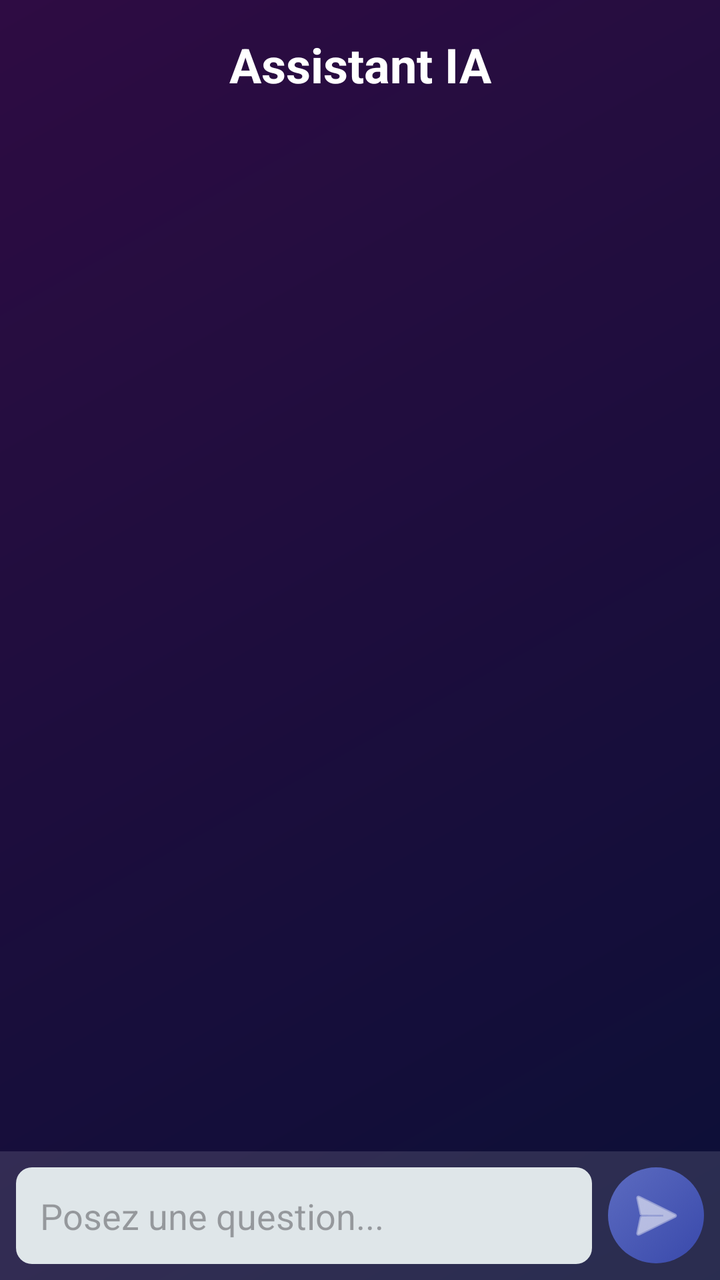
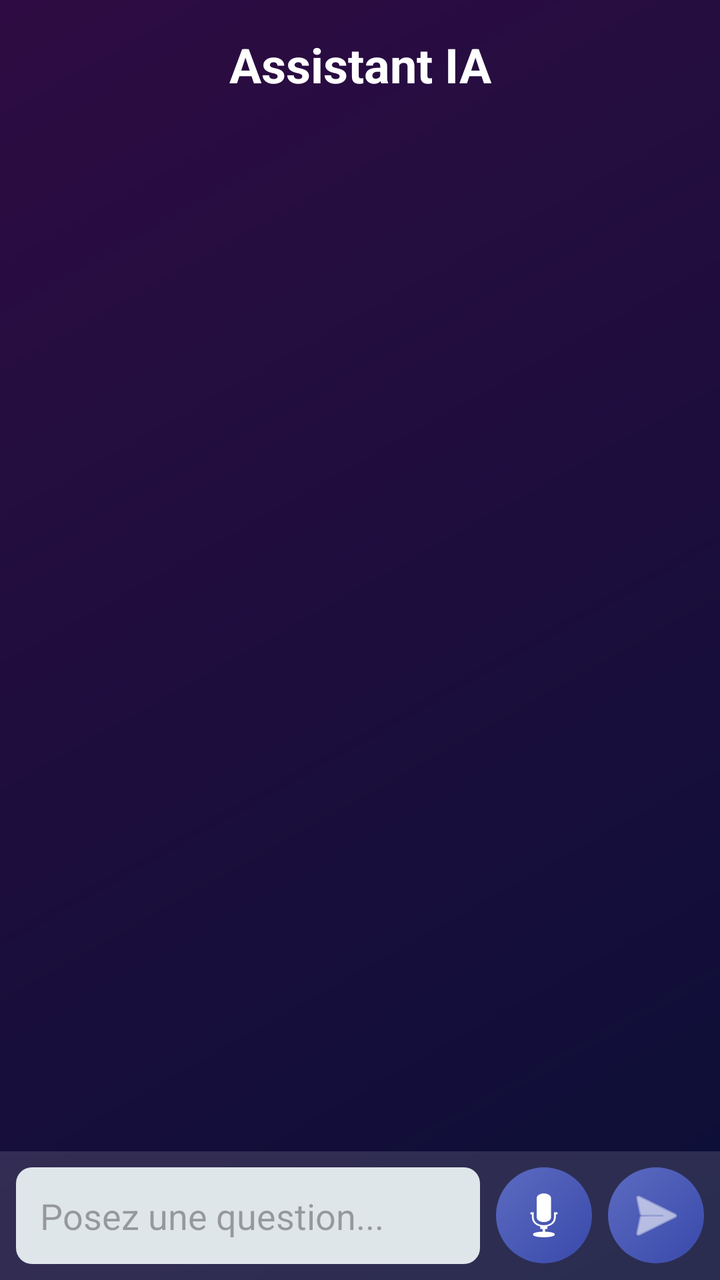

Screens rendered from an Android XML layout before and after an edit, with the pre-edit source and the edit as a unified diff.
<!-- AndroidManifest.xml: application theme Theme.QuizApp_elAlami -->
<!-- res/layout/activity_chat.xml -->
<?xml version="1.0" encoding="utf-8"?>
<androidx.constraintlayout.widget.ConstraintLayout xmlns:android="http://schemas.android.com/apk/res/android"
    xmlns:app="http://schemas.android.com/apk/res-auto"
    android:layout_width="match_parent"
    android:layout_height="match_parent"
    android:background="@drawable/bg">

    
    <View
        android:layout_width="match_parent"
        android:layout_height="match_parent"
        android:background="#90000000" />

    <TextView
        android:id="@+id/tvChatTitle"
        android:layout_width="wrap_content"
        android:layout_height="wrap_content"
        android:layout_marginTop="16dp"
        android:text="Assistant IA"
        android:textColor="@color/white"
        android:textSize="24sp"
        android:textStyle="bold"
        app:layout_constraintEnd_toEndOf="parent"
        app:layout_constraintStart_toStartOf="parent"
        app:layout_constraintTop_toTopOf="parent" />

    <androidx.recyclerview.widget.RecyclerView
        android:id="@+id/rvChat"
        android:layout_width="match_parent"
        android:layout_height="0dp"
        android:layout_marginTop="16dp"
        android:layout_marginBottom="8dp"
        android:padding="8dp"
        app:layout_constraintBottom_toTopOf="@id/layoutInput"
        app:layout_constraintTop_toBottomOf="@id/tvChatTitle" />

    <LinearLayout
        android:id="@+id/layoutInput"
        android:layout_width="match_parent"
        android:layout_height="wrap_content"
        android:background="#20FFFFFF"
        android:orientation="horizontal"
        android:padding="8dp"
        app:layout_constraintBottom_toBottomOf="parent">

        <EditText
            android:id="@+id/etMessage"
            android:layout_width="0dp"
            android:layout_height="wrap_content"
            android:layout_weight="1"
            android:background="@drawable/gray_light"
            android:hint="Posez une question..."
            android:padding="12dp"
            android:textColor="@color/black" />

        <ImageButton
            android:id="@+id/btnSend"
            android:layout_width="48dp"
            android:layout_height="48dp"
            android:layout_marginStart="8dp"
            android:background="@drawable/button_primary"
            android:contentDescription="Envoyer"
            android:src="@android:drawable/ic_menu_send"
            app:tint="@color/white" />
    </LinearLayout>

    <ProgressBar
        android:id="@+id/pbLoading"
        android:layout_width="wrap_content"
        android:layout_height="wrap_content"
        android:visibility="gone"
        app:layout_constraintBottom_toBottomOf="@id/rvChat"
        app:layout_constraintEnd_toEndOf="parent"
        app:layout_constraintStart_toStartOf="parent"
        app:layout_constraintTop_toTopOf="@id/rvChat" />

</androidx.constraintlayout.widget.ConstraintLayout>
<!-- resources referenced by this layout -->
<resources>
  <color name="black">#000000</color>
  <color name="white">#FFFFFF</color>
  <!-- drawable bg (drawable) -->
  <?xml version="1.0" encoding="utf-8"?>
  <shape xmlns:android="http://schemas.android.com/apk/res/android">
      <gradient
          android:angle="135"
          android:endColor="#6A1B9A"
          android:startColor="#1A237E" />
  </shape>
  <!-- drawable button_primary (drawable) -->
  <?xml version="1.0" encoding="utf-8"?>
  <ripple xmlns:android="http://schemas.android.com/apk/res/android"
      android:color="#40FFFFFF">
      <item>
          <selector>
              <item android:state_pressed="true">
                  <shape>
                      <gradient
                          android:startColor="#1A237E"
                          android:endColor="#3949AB"
                          android:angle="135"/>
                      <corners android:radius="25dp" />
                  </shape>
              </item>
              <item>
                  <shape>
                      <gradient
                          android:startColor="#3949AB"
                          android:endColor="#5C6BC0"
                          android:angle="135"/>
                      <corners android:radius="25dp" />
                  </shape>
              </item>
          </selector>
      </item>
  </ripple>
  <!-- drawable gray_light (drawable) -->
  <?xml version="1.0" encoding="utf-8"?>
  <shape xmlns:android="http://schemas.android.com/apk/res/android">
      <solid android:color="@color/gray_light" />
      <corners android:radius="8dp" />
  </shape>
  <style name="Theme.QuizApp_elAlami" parent="Base.Theme.QuizApp_elAlami" />
  <color name="gray_light">#DFE6E9</color>
  <style name="Base.Theme.QuizApp_elAlami" parent="Theme.Material3.DayNight.NoActionBar">
          
          <item name="colorPrimary">@color/primary_blue</item>
          <item name="colorSecondary">@color/primary_green</item>
      </style>
  <color name="primary_blue">#2196F3</color>
  <color name="primary_green">#4CAF50</color>
</resources>

<!-- the commit's change to res/layout/activity_chat.xml (unified diff, before → after) -->
@@ -39,6 +39,7 @@
         android:layout_width="match_parent"
         android:layout_height="wrap_content"
         android:background="#20FFFFFF"
+        android:gravity="center_vertical"
         android:orientation="horizontal"
         android:padding="8dp"
         app:layout_constraintBottom_toBottomOf="parent">
@@ -52,6 +53,16 @@
             android:hint="Posez une question..."
             android:padding="12dp"
             android:textColor="@color/black" />
+
+        <ImageButton
+            android:id="@+id/btnMic"
+            android:layout_width="48dp"
+            android:layout_height="48dp"
+            android:layout_marginStart="8dp"
+            android:background="@drawable/button_primary"
+            android:contentDescription="Microphone"
+            android:src="@android:drawable/ic_btn_speak_now"
+            app:tint="@color/white" />
 
         <ImageButton
             android:id="@+id/btnSend"
